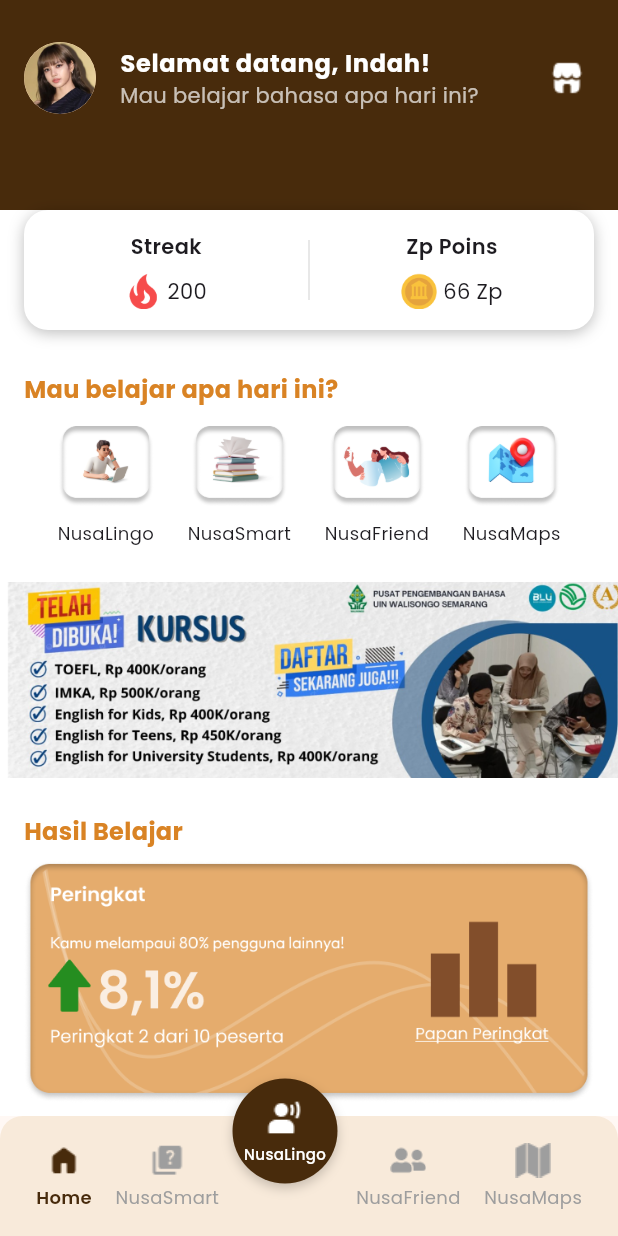
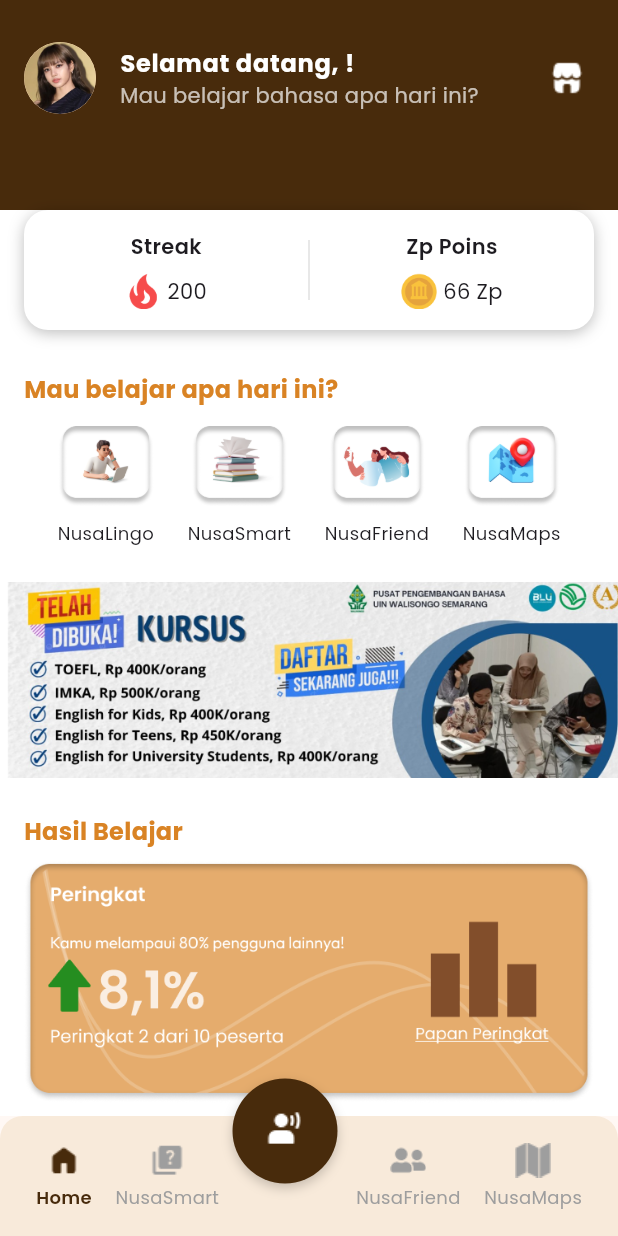
Before and after one commit to kmdavidds/BCCGembira_Nusastra, a Flutter app: the HomePage screen opened directly, on a phone screen of 412 x 824 dp. Run offline on Flutter 3.47's test engine with Material 3 defaults, Android fonts, the phone set to English and light mode, and no system bars; our stand-ins replace camera, dio, flutter_map, google_fonts, latlong2, speech_to_text; project files that could hold a hidden picture were left out.

Commit message:
style: add more styling

```diff
--- a/lib/pages/home_page.dart
+++ b/lib/pages/home_page.dart
@@ -15,7 +15,6 @@ class HomePage extends StatefulWidget {
 }
 
 class _HomePageState extends State<HomePage> {
-
   @override
   void initState() {
     super.initState();
@@ -124,14 +123,6 @@ class _HomePageState extends State<HomePage> {
                       color: Colors.white,
                     ),
                     const SizedBox(height: 3),
-                    Text(
-                      'NusaLingo',
-                      style: TextStyle(
-                        color: Colors.white,
-                        fontSize: 10,
-                        fontWeight: FontWeight.w500,
-                      ),
-                    ),
                   ],
                 ),
               ),
--- a/lib/pages/home_widget.dart
+++ b/lib/pages/home_widget.dart
@@ -1,6 +1,8 @@
 import 'package:flutter/material.dart';
 import 'package:flutter/services.dart';
+import 'package:nusastra/models/app_model.dart';
 import 'package:nusastra/styles/color_styles.dart';
+import 'package:provider/provider.dart';
 
 class HomeWidget extends StatefulWidget {
   const HomeWidget({super.key});
@@ -44,13 +46,18 @@ class _HomeWidgetState extends State<HomeWidget> {
                           backgroundImage: AssetImage('assets/lisa.png'),
                           radius: 24,
                         ),
-                        title: Text(
-                          'Selamat datang, Indah!',
-                          style: TextStyle(
+                        title: Consumer<AppModel>(
+                          builder: (context, value, child) {
+                          return Text(
+                            'Selamat datang, ${value.displayName}!',
+                            style: TextStyle(
                             color: Colors.white,
                             fontWeight: FontWeight.bold,
-                          ),
+                            ),
+                          );
+                          },
                         ),
+
                         subtitle: Text(
                           'Mau belajar bahasa apa hari ini?',
                           style: TextStyle(
```
